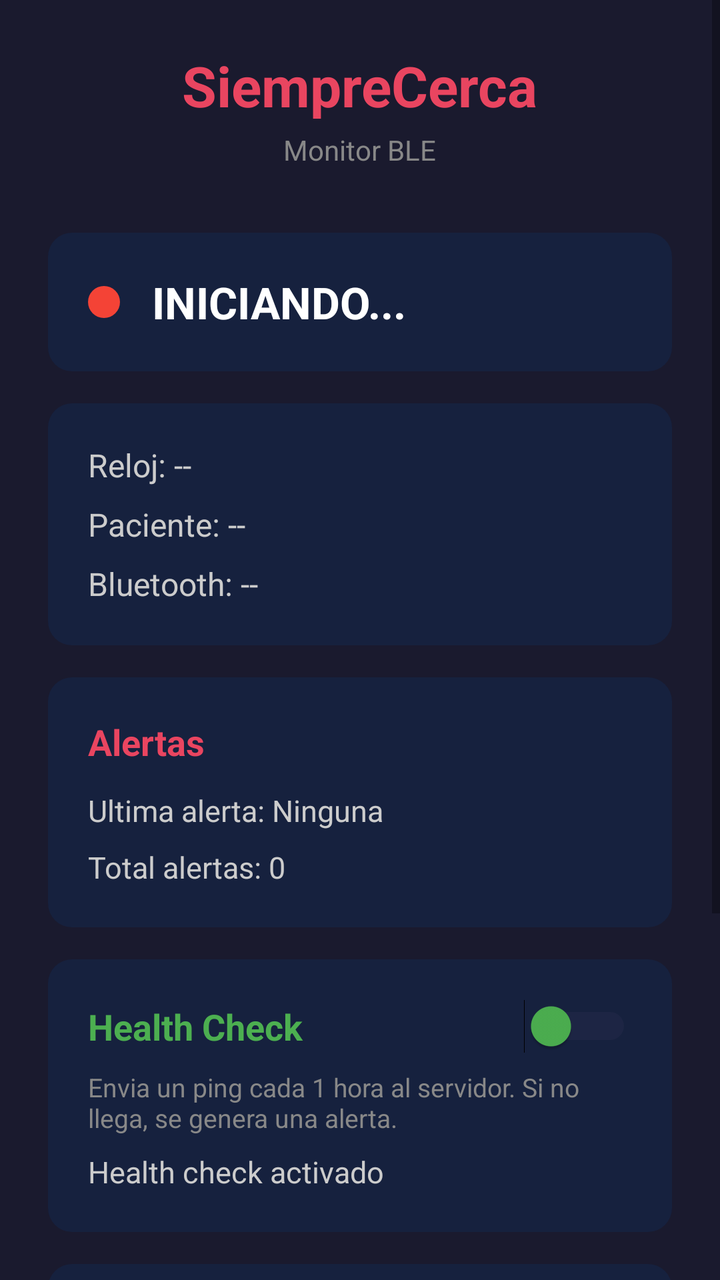
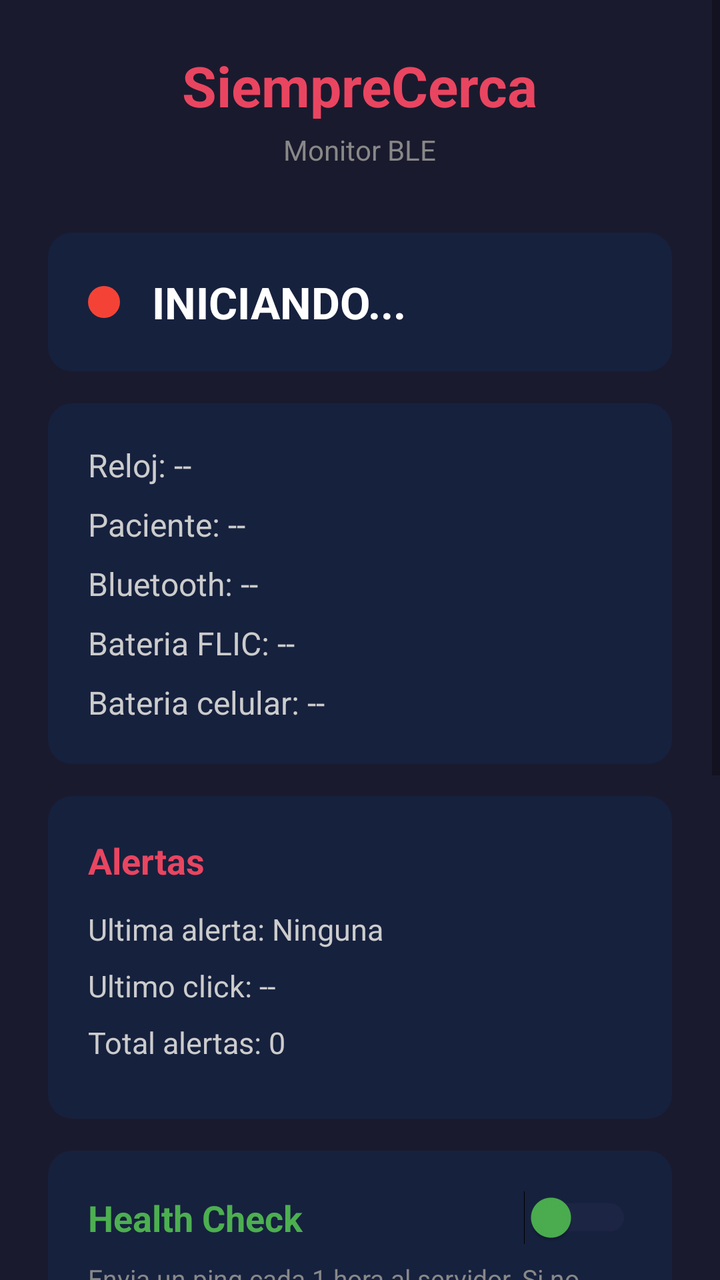

Two renders of the same Android screen: before a commit and after it. Below are the layout's source before the change and the commit's diff.
<!-- AndroidManifest.xml: application theme Theme.SiempreCercaMonitor -->
<!-- res/layout/activity_main.xml -->
<?xml version="1.0" encoding="utf-8"?>
<ScrollView xmlns:android="http://schemas.android.com/apk/res/android"
    android:layout_width="match_parent"
    android:layout_height="match_parent"
    android:background="#1A1A2E">

    <LinearLayout
        android:layout_width="match_parent"
        android:layout_height="wrap_content"
        android:orientation="vertical"
        android:padding="24dp"
        android:gravity="center_horizontal">

        
        <TextView
            android:layout_width="wrap_content"
            android:layout_height="wrap_content"
            android:text="SiempreCerca"
            android:textSize="28sp"
            android:textColor="#E94560"
            android:textStyle="bold"
            android:layout_marginBottom="4dp" />

        <TextView
            android:layout_width="wrap_content"
            android:layout_height="wrap_content"
            android:text="Monitor BLE"
            android:textSize="14sp"
            android:textColor="#888888"
            android:layout_marginBottom="32dp" />

        
        <LinearLayout
            android:layout_width="match_parent"
            android:layout_height="wrap_content"
            android:orientation="horizontal"
            android:gravity="center_vertical"
            android:background="@drawable/card_background"
            android:padding="20dp"
            android:layout_marginBottom="16dp">

            <View
                android:id="@+id/statusIndicator"
                android:layout_width="16dp"
                android:layout_height="16dp"
                android:background="@drawable/indicator_red"
                android:layout_marginEnd="16dp" />

            <TextView
                android:id="@+id/tvStatus"
                android:layout_width="wrap_content"
                android:layout_height="wrap_content"
                android:text="INICIANDO..."
                android:textSize="22sp"
                android:textColor="#FFFFFF"
                android:textStyle="bold" />
        </LinearLayout>

        
        <LinearLayout
            android:layout_width="match_parent"
            android:layout_height="wrap_content"
            android:orientation="vertical"
            android:background="@drawable/card_background"
            android:padding="20dp"
            android:layout_marginBottom="16dp">

            <TextView
                android:id="@+id/tvDeviceName"
                android:layout_width="wrap_content"
                android:layout_height="wrap_content"
                android:text="Reloj: --"
                android:textSize="16sp"
                android:textColor="#CCCCCC"
                android:layout_marginBottom="8dp" />

            <TextView
                android:id="@+id/tvClientName"
                android:layout_width="wrap_content"
                android:layout_height="wrap_content"
                android:text="Paciente: --"
                android:textSize="16sp"
                android:textColor="#CCCCCC"
                android:layout_marginBottom="8dp" />

            <TextView
                android:id="@+id/tvBluetooth"
                android:layout_width="wrap_content"
                android:layout_height="wrap_content"
                android:text="Bluetooth: --"
                android:textSize="16sp"
                android:textColor="#CCCCCC" />
        </LinearLayout>

        
        <LinearLayout
            android:layout_width="match_parent"
            android:layout_height="wrap_content"
            android:orientation="vertical"
            android:background="@drawable/card_background"
            android:padding="20dp"
            android:layout_marginBottom="16dp">

            <TextView
                android:layout_width="wrap_content"
                android:layout_height="wrap_content"
                android:text="Alertas"
                android:textSize="18sp"
                android:textColor="#E94560"
                android:textStyle="bold"
                android:layout_marginBottom="12dp" />

            <TextView
                android:id="@+id/tvLastAlert"
                android:layout_width="wrap_content"
                android:layout_height="wrap_content"
                android:text="Ultima alerta: Ninguna"
                android:textSize="15sp"
                android:textColor="#CCCCCC"
                android:layout_marginBottom="8dp" />

            <TextView
                android:id="@+id/tvAlertCount"
                android:layout_width="wrap_content"
                android:layout_height="wrap_content"
                android:text="Total alertas: 0"
                android:textSize="15sp"
                android:textColor="#CCCCCC" />
        </LinearLayout>

        
        <LinearLayout
            android:layout_width="match_parent"
            android:layout_height="wrap_content"
            android:orientation="vertical"
            android:background="@drawable/card_background"
            android:padding="20dp"
            android:layout_marginBottom="16dp">

            <LinearLayout
                android:layout_width="match_parent"
                android:layout_height="wrap_content"
                android:orientation="horizontal"
                android:gravity="center_vertical"
                android:layout_marginBottom="8dp">

                <TextView
                    android:layout_width="0dp"
                    android:layout_height="wrap_content"
                    android:layout_weight="1"
                    android:text="Health Check"
                    android:textSize="18sp"
                    android:textColor="#4CAF50"
                    android:textStyle="bold" />

                <Switch
                    android:id="@+id/switchHealth"
                    android:layout_width="wrap_content"
                    android:layout_height="wrap_content"
                    android:thumbTint="#4CAF50"
                    android:trackTint="#333355" />
            </LinearLayout>

            <TextView
                android:layout_width="wrap_content"
                android:layout_height="wrap_content"
                android:text="Envia un ping cada 1 hora al servidor. Si no llega, se genera una alerta."
                android:textSize="13sp"
                android:textColor="#888888"
                android:layout_marginBottom="8dp" />

            <TextView
                android:id="@+id/tvHealthStatus"
                android:layout_width="wrap_content"
                android:layout_height="wrap_content"
                android:text="Health check activado"
                android:textSize="15sp"
                android:textColor="#CCCCCC" />
        </LinearLayout>

        
        <LinearLayout
            android:layout_width="match_parent"
            android:layout_height="wrap_content"
            android:orientation="vertical"
            android:background="@drawable/card_background"
            android:padding="20dp"
            android:layout_marginBottom="24dp">

            <TextView
                android:id="@+id/tvContacts"
                android:layout_width="wrap_content"
                android:layout_height="wrap_content"
                android:text="Contactos SMS: --"
                android:textSize="15sp"
                android:textColor="#CCCCCC" />
        </LinearLayout>

        
        <Button
            android:id="@+id/btnReconnect"
            android:layout_width="match_parent"
            android:layout_height="52dp"
            android:text="Reconectar"
            android:textSize="16sp"
            android:backgroundTint="#E94560"
            android:textColor="#FFFFFF"
            android:layout_marginBottom="12dp" />

        <Button
            android:id="@+id/btnReset"
            android:layout_width="match_parent"
            android:layout_height="52dp"
            android:text="Reconfigurar"
            android:textSize="16sp"
            android:backgroundTint="#333355"
            android:textColor="#999999" />

        
        <TextView
            android:id="@+id/tvVersion"
            android:layout_width="wrap_content"
            android:layout_height="wrap_content"
            android:text="v1.2.0"
            android:textSize="12sp"
            android:textColor="#555555"
            android:layout_marginTop="24dp" />

    </LinearLayout>
</ScrollView>
<!-- resources referenced by this layout -->
<resources>
  <!-- drawable card_background (drawable) -->
  <?xml version="1.0" encoding="utf-8"?>
  <shape xmlns:android="http://schemas.android.com/apk/res/android"
      android:shape="rectangle">
      <solid android:color="#16213E" />
      <corners android:radius="12dp" />
  </shape>
  <!-- drawable indicator_red (drawable) -->
  <?xml version="1.0" encoding="utf-8"?>
  <shape xmlns:android="http://schemas.android.com/apk/res/android"
      android:shape="oval">
      <solid android:color="#F44336" />
      <size android:width="16dp" android:height="16dp" />
  </shape>
  <style name="Theme.SiempreCercaMonitor" parent="Theme.MaterialComponents.DayNight.NoActionBar">
          <item name="colorPrimary">@color/primary</item>
          <item name="colorPrimaryDark">@color/primary_dark</item>
          <item name="android:windowBackground">@color/background</item>
          <item name="android:statusBarColor">@color/background</item>
          <item name="android:navigationBarColor">@color/background</item>
      </style>
  <color name="primary">#E94560</color>
  <color name="primary_dark">#C73A52</color>
  <color name="background">#1A1A2E</color>
</resources>

<!-- the commit's change to res/layout/activity_main.xml (unified diff, before → after) -->
@@ -89,6 +89,24 @@
                 android:layout_height="wrap_content"
                 android:text="Bluetooth: --"
                 android:textSize="16sp"
+                android:textColor="#CCCCCC"
+                android:layout_marginBottom="8dp" />
+
+            <TextView
+                android:id="@+id/tvFlicBattery"
+                android:layout_width="wrap_content"
+                android:layout_height="wrap_content"
+                android:text="Bateria FLIC: --"
+                android:textSize="16sp"
+                android:textColor="#CCCCCC"
+                android:layout_marginBottom="8dp" />
+
+            <TextView
+                android:id="@+id/tvPhoneBattery"
+                android:layout_width="wrap_content"
+                android:layout_height="wrap_content"
+                android:text="Bateria celular: --"
+                android:textSize="16sp"
                 android:textColor="#CCCCCC" />
         </LinearLayout>
 
@@ -120,12 +138,31 @@
                 android:layout_marginBottom="8dp" />
 
             <TextView
+                android:id="@+id/tvLastClick"
+                android:layout_width="wrap_content"
+                android:layout_height="wrap_content"
+                android:text="Ultimo click: --"
+                android:textSize="15sp"
+                android:textColor="#CCCCCC"
+                android:layout_marginBottom="8dp" />
+
+            <TextView
                 android:id="@+id/tvAlertCount"
                 android:layout_width="wrap_content"
                 android:layout_height="wrap_content"
                 android:text="Total alertas: 0"
                 android:textSize="15sp"
-                android:textColor="#CCCCCC" />
+                android:textColor="#CCCCCC"
+                android:layout_marginBottom="8dp" />
+
+            <TextView
+                android:id="@+id/tvPendingAlerts"
+                android:layout_width="wrap_content"
+                android:layout_height="wrap_content"
+                android:text="Alertas pendientes: 0"
+                android:textSize="15sp"
+                android:textColor="#CCCCCC"
+                android:visibility="gone" />
         </LinearLayout>
 
         
@@ -208,6 +245,16 @@
             android:layout_marginBottom="12dp" />
 
         <Button
+            android:id="@+id/btnTestSos"
+            android:layout_width="match_parent"
+            android:layout_height="52dp"
+            android:text="Test SOS"
+            android:textSize="16sp"
+            android:backgroundTint="#FF9800"
+            android:textColor="#FFFFFF"
+            android:layout_marginBottom="12dp" />
+
+        <Button
             android:id="@+id/btnReset"
             android:layout_width="match_parent"
             android:layout_height="52dp"
@@ -221,7 +268,7 @@
             android:id="@+id/tvVersion"
             android:layout_width="wrap_content"
             android:layout_height="wrap_content"
-            android:text="v1.2.0"
+            android:text="v2.6.0"
             android:textSize="12sp"
             android:textColor="#555555"
             android:layout_marginTop="24dp" />
